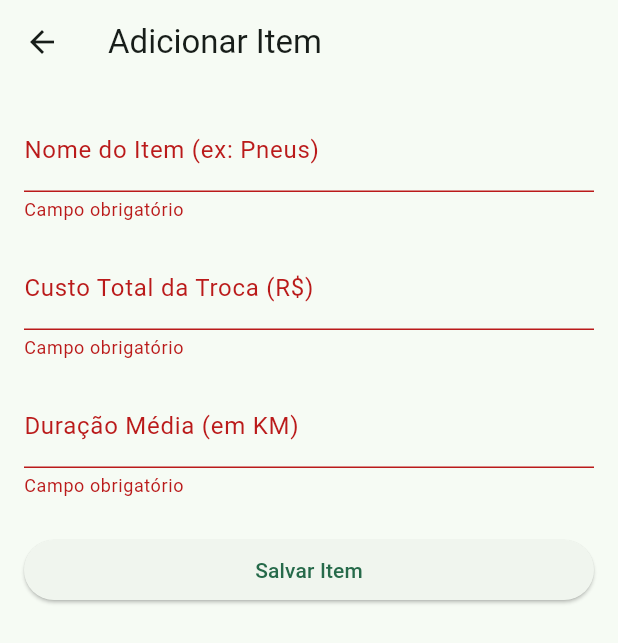
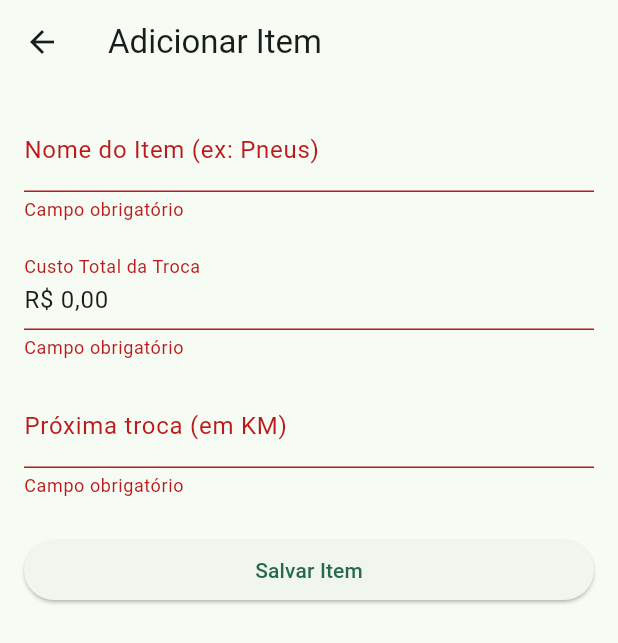
Before and after one commit to DouglasAlexJJ/turno_pago, a Flutter app: the AddEditManutencaoScreen screen opened directly, after a tap on "Salvar Item", on a phone screen of 412 x 824 dp. Shown: the top 643 px of the screen. Run offline on Flutter 3.47's test engine with Material 3 defaults, Android fonts, the phone set to English and light mode, and no system bars; our stand-ins replace flutter_masked_text2, shared_preferences; accounts and stored records are empty.

Commit message:
formatação
formatação dentro dos campos de manutenção em R$

```diff
--- a/lib/screens/add_edit_manutencao_screen.dart
+++ b/lib/screens/add_edit_manutencao_screen.dart
@@ -1,6 +1,8 @@
 // lib/screens/add_edit_manutencao_screen.dart
 
 import 'package:flutter/material.dart';
+// IMPORTAÇÃO ADICIONADA
+import 'package:flutter_masked_text2/flutter_masked_text2.dart';
 import 'package:turno_pago/models/manutencao_item.dart';
 import 'package:turno_pago/services/dados_service.dart';
 import 'package:uuid/uuid.dart';
@@ -17,15 +19,19 @@ class AddEditManutencaoScreen extends StatefulWidget {
 class _AddEditManutencaoScreenState extends State<AddEditManutencaoScreen> {
   final _formKey = GlobalKey<FormState>();
   final _nomeController = TextEditingController();
-  final _custoController = TextEditingController();
   final _vidaUtilController = TextEditingController();
+
+  // CONTROLADOR MODIFICADO
+  final _custoController = MoneyMaskedTextController(
+      leftSymbol: 'R\$ ', decimalSeparator: ',', thousandSeparator: '.');
 
   @override
   void initState() {
     super.initState();
     if (widget.item != null) {
       _nomeController.text = widget.item!.nome;
-      _custoController.text = widget.item!.custo.toString();
+      // LÓGICA DE INICIALIZAÇÃO MODIFICADA
+      _custoController.updateValue(widget.item!.custo);
       _vidaUtilController.text = widget.item!.vidaUtilKm.toString();
     }
   }
@@ -33,9 +39,10 @@ class _AddEditManutencaoScreenState extends State<AddEditManutencaoScreen> {
   Future<void> _salvarItem() async {
     if (_formKey.currentState!.validate()) {
       final item = ManutencaoItem(
-        id: widget.item?.id ?? const Uuid().v4(), // Usa o ID existente ou cria um novo
+        id: widget.item?.id ?? const Uuid().v4(),
         nome: _nomeController.text,
-        custo: double.parse(_custoController.text),
+        // LÓGICA DE LEITURA DO VALOR MODIFICADA
+        custo: _custoController.numberValue,
         vidaUtilKm: int.parse(_vidaUtilController.text),
       );
       await DadosService.salvarManutencaoItem(item);
@@ -63,16 +70,16 @@ class _AddEditManutencaoScreenState extends State<AddEditManutencaoScreen> {
               ),
               const SizedBox(height: 16),
               TextFormField(
-                controller: _custoController,
+                controller: _custoController, // O controlador já faz a mágica
                 keyboardType: TextInputType.number,
-                decoration: const InputDecoration(labelText: 'Custo Total da Troca (R\$)'),
-                validator: (v) => v!.isEmpty ? 'Campo obrigatório' : null,
+                decoration: const InputDecoration(labelText: 'Custo Total da Troca'), // Label ajustada
+                validator: (v) => _custoController.numberValue == 0 ? 'Campo obrigatório' : null,
               ),
               const SizedBox(height: 16),
               TextFormField(
                 controller: _vidaUtilController,
                 keyboardType: TextInputType.number,
-                decoration: const InputDecoration(labelText: 'Duração Média (em KM)'),
+                decoration: const InputDecoration(labelText: 'Próxima troca (em KM)'),
                 validator: (v) => v!.isEmpty ? 'Campo obrigatório' : null,
               ),
               const SizedBox(height: 24),
```
Also changed, not shown: lib/screens/manutencao_screen.dart (+6 -10 lines), lib/utils/app_formatters.dart (+15 -5 lines).
